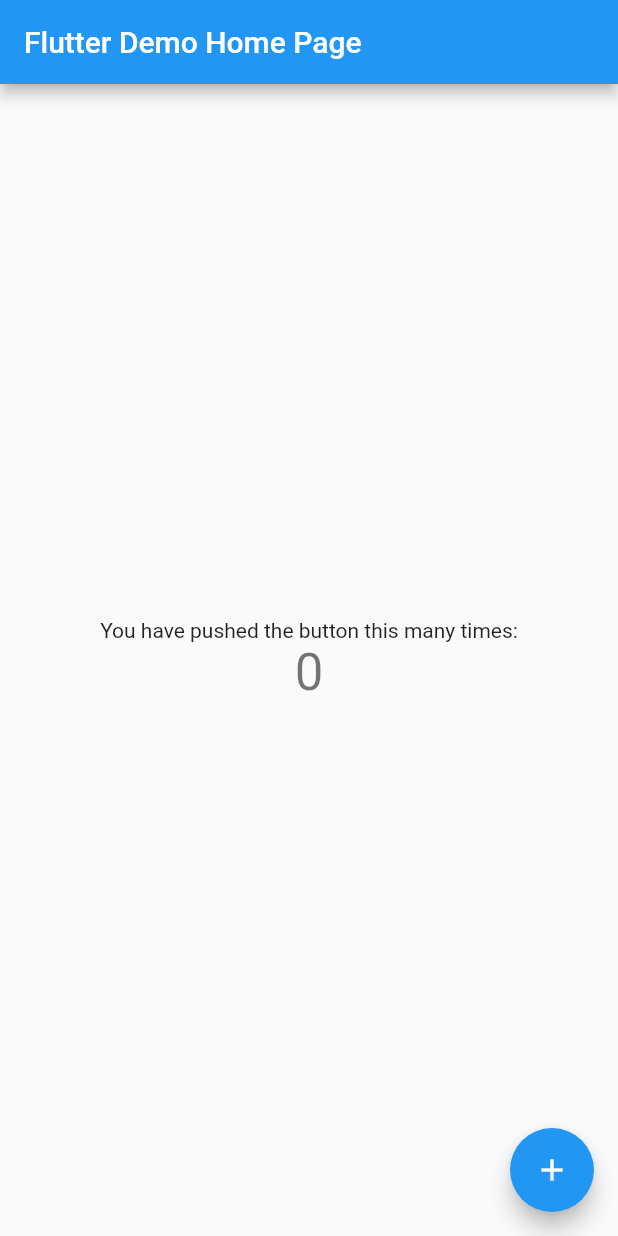
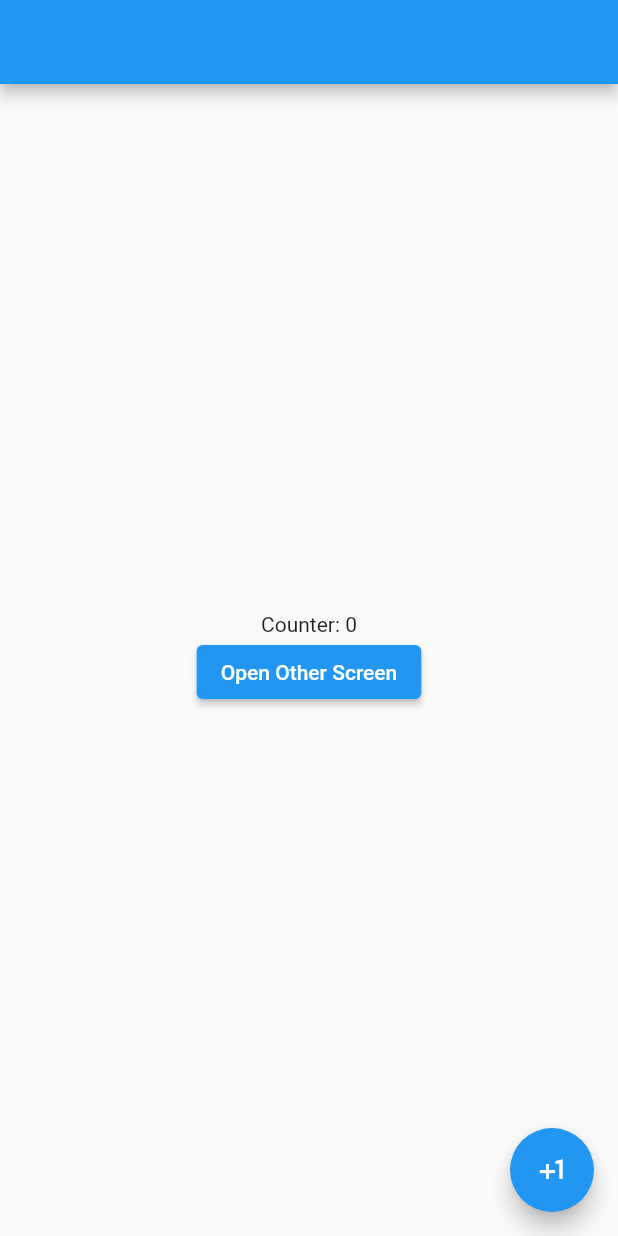
Before and after one commit to TheRedLegz/flutter_execises, a Flutter app: the screen it shows after launch, on a phone screen of 412 x 824 dp. Run offline on Flutter 3.47's test engine with Material 2 defaults, Android fonts, the phone set to English and light mode, and no system bars; our stand-ins replace get.

Commit message:
Added counter controller and other screen

```diff
--- a/lib/controllers/counter_controller.dart
+++ b/lib/controllers/counter_controller.dart
@@ -1,7 +1,7 @@
 import 'package:get/get.dart';
 
 class CounterController extends GetxController {
-  var counter = 0.obs;
+  RxInt counter = 0.obs;
 
   increment() {
     counter++;
--- a/lib/main.dart
+++ b/lib/main.dart
@@ -1,4 +1,6 @@
 import 'package:flutter/material.dart';
+import 'package:get/get.dart';
+import 'package:getx_exercise/views/home.dart';
 
 void main() {
   runApp(MyApp());
@@ -8,7 +10,7 @@
   // This widget is the root of your application.
   @override
   Widget build(BuildContext context) {
-    return MaterialApp(
+    return GetMaterialApp(
       title: 'Flutter Demo',
       theme: ThemeData(
         // This is the theme of your application.
@@ -22,92 +24,18 @@
         // is not restarted.
         primarySwatch: Colors.blue,
       ),
-      home: MyHomePage(title: 'Flutter Demo Home Page'),
+      home: Home(),
     );
   }
 }
 
-class MyHomePage extends StatefulWidget {
-  MyHomePage({Key? key, required this.title}) : super(key: key);
-
-  // This widget is the home page of your application. It is stateful, meaning
-  // that it has a State object (defined below) that contains fields that affect
-  // how it looks.
-
-  // This class is the configuration for the state. It holds the values (in this
-  // case the title) provided by the parent (in this case the App widget) and
-  // used by the build method of the State. Fields in a Widget subclass are
-  // always marked "final".
-
-  final String title;
-
-  @override
-  _MyHomePageState createState() => _MyHomePageState();
-}
-
-class _MyHomePageState extends State<MyHomePage> {
-  int _counter = 0;
-
-  void _incrementCounter() {
-    setState(() {
-      // This call to setState tells the Flutter framework that something has
-      // changed in this State, which causes it to rerun the build method below
-      // so that the display can reflect the updated values. If we changed
-      // _counter without calling setState(), then the build method would not be
-      // called again, and so nothing would appear to happen.
-      _counter++;
-    });
-  }
+class MainPage extends StatelessWidget {
+  const MainPage({Key? key}) : super(key: key);
 
   @override
   Widget build(BuildContext context) {
-    // This method is rerun every time setState is called, for instance as done
-    // by the _incrementCounter method above.
-    //
-    // The Flutter framework has been optimized to make rerunning build methods
-    // fast, so that you can just rebuild anything that needs updating rather
-    // than having to individually change instances of widgets.
-    return Scaffold(
-      appBar: AppBar(
-        // Here we take the value from the MyHomePage object that was created by
-        // the App.build method, and use it to set our appbar title.
-        title: Text(widget.title),
-      ),
-      body: Center(
-        // Center is a layout widget. It takes a single child and positions it
-        // in the middle of the parent.
-        child: Column(
-          // Column is also a layout widget. It takes a list of children and
-          // arranges them vertically. By default, it sizes itself to fit its
-          // children horizontally, and tries to be as tall as its parent.
-          //
-          // Invoke "debug painting" (press "p" in the console, choose the
-          // "Toggle Debug Paint" action from the Flutter Inspector in Android
-          // Studio, or the "Toggle Debug Paint" command in Visual Studio Code)
-          // to see the wireframe for each widget.
-          //
-          // Column has various properties to control how it sizes itself and
-          // how it positions its children. Here we use mainAxisAlignment to
-          // center the children vertically; the main axis here is the vertical
-          // axis because Columns are vertical (the cross axis would be
-          // horizontal).
-          mainAxisAlignment: MainAxisAlignment.center,
-          children: <Widget>[
-            Text(
-              'You have pushed the button this many times:',
-            ),
-            Text(
-              '$_counter',
-              style: Theme.of(context).textTheme.headline4,
-            ),
-          ],
-        ),
-      ),
-      floatingActionButton: FloatingActionButton(
-        onPressed: _incrementCounter,
-        tooltip: 'Increment',
-        child: Icon(Icons.add),
-      ), // This trailing comma makes auto-formatting nicer for build methods.
+    return Container(
+      child: null,
     );
   }
 }
--- /dev/null
+++ b/lib/views/home.dart
@@ -0,0 +1,38 @@
+import 'package:flutter/material.dart';
+import 'package:get/get.dart';
+import 'package:getx_exercise/controllers/counter_controller.dart';
+import 'package:getx_exercise/views/other.dart';
+
+class Home extends StatelessWidget {
+  const Home({Key? key}) : super(key: key);
+
+  @override
+  Widget build(BuildContext context) {
+    final CounterController counterController = Get.put(CounterController());
+    return Scaffold(
+      appBar: AppBar(),
+      body: Center(
+        child: Obx(
+          () => Column(
+            mainAxisAlignment: MainAxisAlignment.center,
+            children: [
+              Text("Counter: ${counterController.counter.value}"),
+              ElevatedButton(
+                onPressed: () {
+                  Get.to(OtherPage());
+                },
+                child: Text("Open Other Screen"),
+              ),
+            ],
+          ),
+        ),
+      ),
+      floatingActionButton: FloatingActionButton(
+        child: Icon(Icons.plus_one),
+        onPressed: () {
+          counterController.increment();
+        },
+      ),
+    );
+  }
+}
```
Also changed, not shown: lib/views/other.dart (added, +30 -0 lines).
